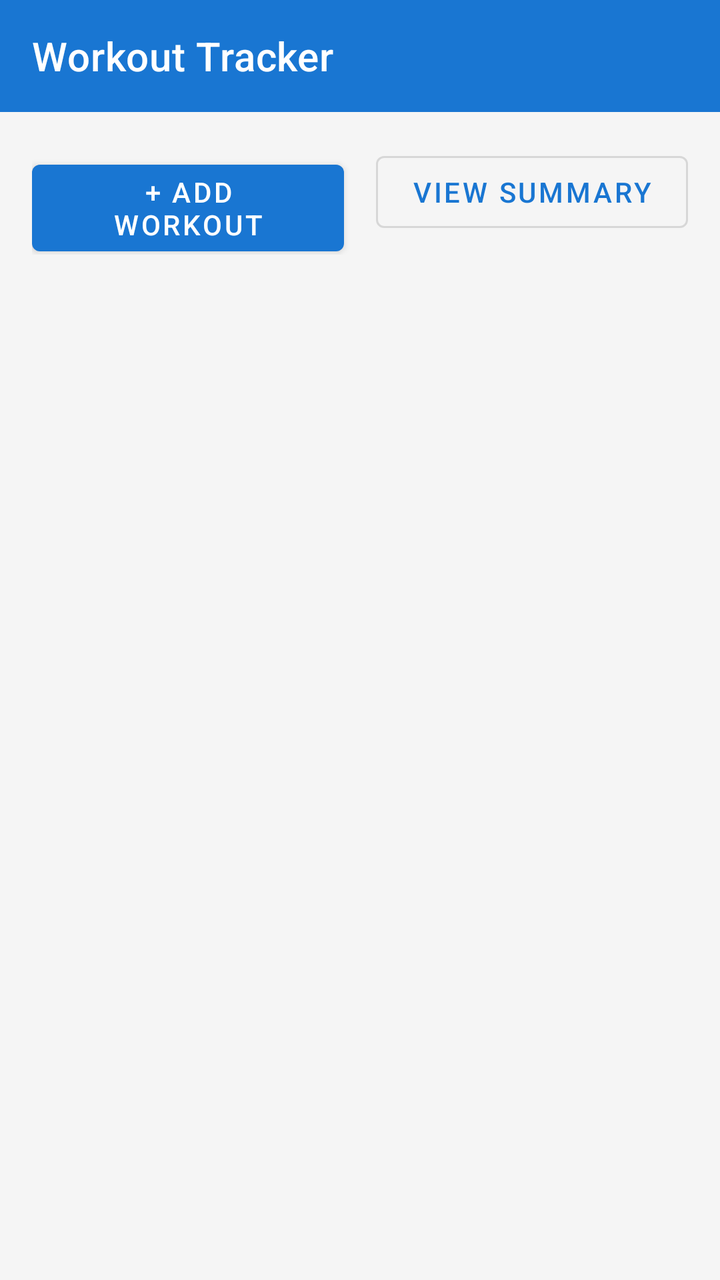
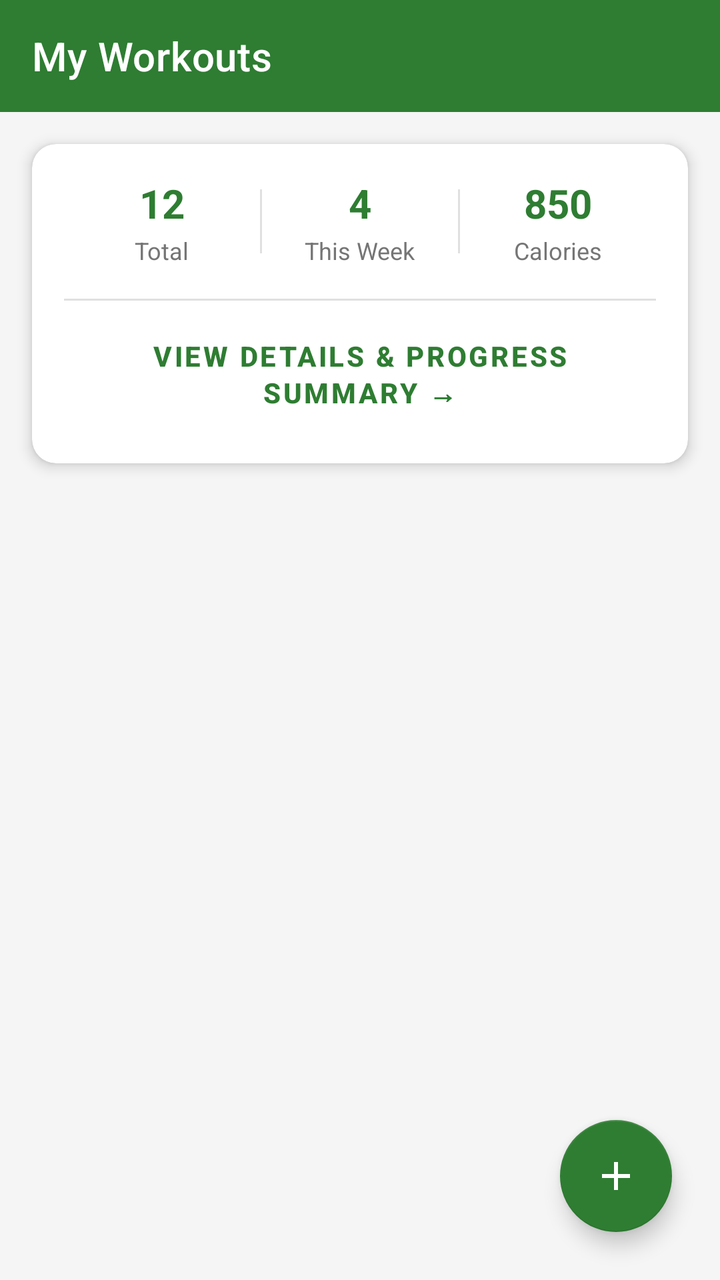

The first picture is an Android layout as it rendered before a commit; the second is the same layout after the commit. The layout source and the unified diff follow.
<!-- AndroidManifest.xml: application theme Theme.WorkoutTracker -->
<!-- res/layout/activity_main.xml -->
<?xml version="1.0" encoding="utf-8"?>
<androidx.drawerlayout.widget.DrawerLayout xmlns:android="http://schemas.android.com/apk/res/android"
    xmlns:app="http://schemas.android.com/apk/res-auto"
    xmlns:tools="http://schemas.android.com/tools"
    android:id="@+id/drawerLayout"
    android:layout_width="match_parent"
    android:layout_height="match_parent"
    tools:openDrawer="start">

    <androidx.constraintlayout.widget.ConstraintLayout
        android:layout_width="match_parent"
        android:layout_height="match_parent"
        android:background="#F5F5F5">

        <com.google.android.material.appbar.AppBarLayout
            android:id="@+id/appBarLayout"
            android:layout_width="match_parent"
            android:layout_height="wrap_content"
            app:layout_constraintTop_toTopOf="parent">

            <com.google.android.material.appbar.MaterialToolbar
                android:id="@+id/toolbar"
                android:layout_width="match_parent"
                android:layout_height="?attr/actionBarSize"
                android:background="?attr/colorPrimary"
                app:title="Workout Tracker"
                app:titleTextColor="@color/white" />

        </com.google.android.material.appbar.AppBarLayout>

        <LinearLayout
            android:id="@+id/buttonContainer"
            android:layout_width="match_parent"
            android:layout_height="wrap_content"
            android:orientation="horizontal"
            android:padding="16dp"
            app:layout_constraintTop_toBottomOf="@id/appBarLayout">

            <com.google.android.material.button.MaterialButton
                android:id="@+id/btnAddWorkout"
                android:layout_width="0dp"
                android:layout_height="wrap_content"
                android:layout_weight="1"
                android:layout_marginEnd="8dp"
                android:text="+ Add Workout" />

            <com.google.android.material.button.MaterialButton
                android:id="@+id/btnViewSummary"
                style="@style/Widget.MaterialComponents.Button.OutlinedButton"
                android:layout_width="0dp"
                android:layout_height="wrap_content"
                android:layout_weight="1"
                android:layout_marginStart="8dp"
                android:text="View Summary" />

        </LinearLayout>

        <androidx.recyclerview.widget.RecyclerView
            android:id="@+id/rvWorkouts"
            android:layout_width="match_parent"
            android:layout_height="0dp"
            app:layout_constraintTop_toBottomOf="@id/buttonContainer"
            app:layout_constraintBottom_toBottomOf="parent"
            tools:listitem="@layout/item_workout" />

        <ProgressBar
            android:id="@+id/progressBar"
            android:layout_width="wrap_content"
            android:layout_height="wrap_content"
            android:visibility="gone"
            style="?android:attr/progressBarStyle"
            app:layout_constraintTop_toTopOf="@id/rvWorkouts"
            app:layout_constraintBottom_toBottomOf="@id/rvWorkouts"
            app:layout_constraintStart_toStartOf="@id/rvWorkouts"
            app:layout_constraintEnd_toEndOf="@id/rvWorkouts" />

        <TextView
            android:id="@+id/tvEmptyState"
            android:layout_width="wrap_content"
            android:layout_height="wrap_content"
            android:text="No workouts added yet. Start your journey!"
            android:textSize="16sp"
            android:visibility="gone"
            app:layout_constraintTop_toBottomOf="@id/buttonContainer"
            app:layout_constraintBottom_toBottomOf="parent"
            app:layout_constraintStart_toStartOf="parent"
            app:layout_constraintEnd_toEndOf="parent" />

    </androidx.constraintlayout.widget.ConstraintLayout>

    <com.google.android.material.navigation.NavigationView
        android:id="@+id/navView"
        android:layout_width="wrap_content"
        android:layout_height="match_parent"
        android:layout_gravity="start"
        app:headerLayout="@layout/nav_header"
        app:menu="@menu/drawer_menu" />

</androidx.drawerlayout.widget.DrawerLayout>
<!-- res/layout/item_workout.xml (included above) -->
<?xml version="1.0" encoding="utf-8"?>
<com.google.android.material.card.MaterialCardView xmlns:android="http://schemas.android.com/apk/res/android"
    xmlns:app="http://schemas.android.com/apk/res-auto"
    android:layout_width="match_parent"
    android:layout_height="wrap_content"
    android:layout_marginHorizontal="16dp"
    android:layout_marginVertical="8dp"
    app:cardElevation="4dp"
    app:cardCornerRadius="8dp">

    <LinearLayout
        android:layout_width="match_parent"
        android:layout_height="wrap_content"
        android:orientation="vertical"
        android:padding="16dp">

        <LinearLayout
            android:layout_width="match_parent"
            android:layout_height="wrap_content"
            android:orientation="horizontal"
            android:gravity="center_vertical">

            <TextView
                android:id="@+id/tvWorkoutName"
                android:layout_width="0dp"
                android:layout_height="wrap_content"
                android:layout_weight="1"
                android:text="Bench Press"
                android:textSize="18sp"
                android:textStyle="bold"
                android:textColor="@color/black" />

            <TextView
                android:id="@+id/tvCategory"
                android:layout_width="wrap_content"
                android:layout_height="wrap_content"
                android:text="Chest"
                android:background="#E3F2FD"
                android:paddingHorizontal="8dp"
                android:paddingVertical="4dp"
                android:textColor="#1976D2"
                android:textSize="12sp" />
        </LinearLayout>

        <TextView
            android:id="@+id/tvWorkoutDetails"
            android:layout_width="wrap_content"
            android:layout_height="wrap_content"
            android:layout_marginTop="8dp"
            android:text="3 Sets x 12 Reps @ 60.0 kg"
            android:textSize="16sp" />

        <LinearLayout
            android:layout_width="match_parent"
            android:layout_height="wrap_content"
            android:orientation="horizontal"
            android:gravity="end"
            android:layout_marginTop="12dp">

            <com.google.android.material.button.MaterialButton
                android:id="@+id/btnEdit"
                style="@style/Widget.MaterialComponents.Button.TextButton"
                android:layout_width="wrap_content"
                android:layout_height="wrap_content"
                android:text="Edit" />

            <com.google.android.material.button.MaterialButton
                android:id="@+id/btnDelete"
                style="@style/Widget.MaterialComponents.Button.TextButton"
                android:layout_width="wrap_content"
                android:layout_height="wrap_content"
                android:text="Delete"
                android:textColor="@android:color/holo_red_dark" />

        </LinearLayout>

    </LinearLayout>

</com.google.android.material.card.MaterialCardView>
<!-- res/layout/nav_header.xml (included above) -->
<?xml version="1.0" encoding="utf-8"?>
<LinearLayout xmlns:android="http://schemas.android.com/apk/res/android"
    xmlns:app="http://schemas.android.com/apk/res-auto"
    android:layout_width="match_parent"
    android:layout_height="176dp"
    android:background="@color/blue_primary"
    android:gravity="bottom"
    android:orientation="vertical"
    android:padding="16dp"
    android:theme="@style/ThemeOverlay.AppCompat.Dark">

    <com.google.android.material.imageview.ShapeableImageView
        android:id="@+id/ivHeaderProfile"
        android:layout_width="64dp"
        android:layout_height="64dp"
        android:scaleType="centerCrop"
        app:shapeAppearanceOverlay="@style/CircleShape"
        app:strokeColor="@color/white"
        app:strokeWidth="2dp" />

    <TextView
        android:id="@+id/tvHeaderName"
        android:layout_width="match_parent"
        android:layout_height="wrap_content"
        android:layout_marginTop="8dp"
        android:text="User Name"
        android:textAppearance="@style/TextAppearance.AppCompat.Body1"
        android:textStyle="bold" />

    <TextView
        android:id="@+id/tvHeaderEmail"
        android:layout_width="match_parent"
        android:layout_height="wrap_content"
        android:text="user@example.com" />

</LinearLayout>
<!-- resources referenced by this layout -->
<resources>
  <color name="black">#FF000000</color>
  <color name="blue_primary">#1976D2</color>
  <color name="white">#FFFFFFFF</color>
  <style name="CircleShape" parent="">
          <item name="cornerSize">50%</item>
      </style>
  <style name="Theme.WorkoutTracker" parent="Base.Theme.WorkoutTracker" />
  <style name="Base.Theme.WorkoutTracker" parent="Theme.MaterialComponents.DayNight.NoActionBar">
          
          <item name="colorPrimary">@color/blue_primary</item>
          <item name="colorPrimaryVariant">@color/purple_700</item>
          <item name="colorOnPrimary">@color/white</item>
          
          <item name="colorSecondary">@color/teal_200</item>
          <item name="colorSecondaryVariant">@color/teal_700</item>
          <item name="colorOnSecondary">@color/black</item>
          
          <item name="android:statusBarColor">?attr/colorPrimaryVariant</item>
          
      </style>
  <color name="purple_700">#FF3700B3</color>
  <color name="teal_200">#FF03DAC5</color>
  <color name="teal_700">#FF018786</color>
</resources>

<!-- the commit's change to res/layout/activity_main.xml (unified diff, before → after) -->
@@ -7,11 +7,13 @@
     android:layout_height="match_parent"
     tools:openDrawer="start">
 
+    
     <androidx.constraintlayout.widget.ConstraintLayout
         android:layout_width="match_parent"
         android:layout_height="match_parent"
-        android:background="#F5F5F5">
-
+        android:background="@color/colorBackground">
+
+        
         <com.google.android.material.appbar.AppBarLayout
             android:id="@+id/appBarLayout"
             android:layout_width="match_parent"
@@ -22,79 +24,214 @@
                 android:id="@+id/toolbar"
                 android:layout_width="match_parent"
                 android:layout_height="?attr/actionBarSize"
-                android:background="?attr/colorPrimary"
-                app:title="Workout Tracker"
-                app:titleTextColor="@color/white" />
+                android:background="@color/colorPrimary"
+                app:title="My Workouts"
+                app:titleTextColor="@color/white"
+                app:navigationIconTint="@color/white" />
 
         </com.google.android.material.appbar.AppBarLayout>
 
-        <LinearLayout
-            android:id="@+id/buttonContainer"
+        
+        <com.google.android.material.card.MaterialCardView
+            android:id="@+id/summaryCard"
             android:layout_width="match_parent"
             android:layout_height="wrap_content"
-            android:orientation="horizontal"
-            android:padding="16dp"
+            android:layout_margin="16dp"
+            app:cardCornerRadius="12dp"
+            app:cardElevation="4dp"
+            app:cardBackgroundColor="@color/colorSurface"
             app:layout_constraintTop_toBottomOf="@id/appBarLayout">
 
-            <com.google.android.material.button.MaterialButton
-                android:id="@+id/btnAddWorkout"
-                android:layout_width="0dp"
+            <LinearLayout
+                android:layout_width="match_parent"
                 android:layout_height="wrap_content"
-                android:layout_weight="1"
-                android:layout_marginEnd="8dp"
-                android:text="+ Add Workout" />
-
-            <com.google.android.material.button.MaterialButton
-                android:id="@+id/btnViewSummary"
-                style="@style/Widget.MaterialComponents.Button.OutlinedButton"
-                android:layout_width="0dp"
-                android:layout_height="wrap_content"
-                android:layout_weight="1"
-                android:layout_marginStart="8dp"
-                android:text="View Summary" />
-
-        </LinearLayout>
-
+                android:orientation="vertical"
+                android:padding="16dp">
+
+                
+                <LinearLayout
+                    android:layout_width="match_parent"
+                    android:layout_height="wrap_content"
+                    android:orientation="horizontal"
+                    android:gravity="center_vertical"
+                    android:weightSum="3">
+
+                    
+                    <LinearLayout
+                        android:layout_width="0dp"
+                        android:layout_height="wrap_content"
+                        android:layout_weight="1"
+                        android:orientation="vertical"
+                        android:gravity="center">
+
+                        <TextView
+                            android:layout_width="wrap_content"
+                            android:layout_height="wrap_content"
+                            android:text="12"
+                            android:textSize="20sp"
+                            android:textStyle="bold"
+                            android:textColor="@color/colorPrimary" />
+
+                        <TextView
+                            android:layout_width="wrap_content"
+                            android:layout_height="wrap_content"
+                            android:layout_marginTop="2dp"
+                            android:text="Total"
+                            android:textSize="12sp"
+                            android:textColor="@color/colorTextSecondary" />
+                    </LinearLayout>
+
+                    
+                    <View
+                        android:layout_width="1dp"
+                        android:layout_height="32dp"
+                        android:background="@color/colorDivider" />
+
+                    
+                    <LinearLayout
+                        android:layout_width="0dp"
+                        android:layout_height="wrap_content"
+                        android:layout_weight="1"
+                        android:orientation="vertical"
+                        android:gravity="center">
+
+                        <TextView
+                            android:layout_width="wrap_content"
+                            android:layout_height="wrap_content"
+                            android:text="4"
+                            android:textSize="20sp"
+                            android:textStyle="bold"
+                            android:textColor="@color/colorPrimary" />
+
+                        <TextView
+                            android:layout_width="wrap_content"
+                            android:layout_height="wrap_content"
+                            android:layout_marginTop="2dp"
+                            android:text="This Week"
+                            android:textSize="12sp"
+                            android:textColor="@color/colorTextSecondary" />
+                    </LinearLayout>
+
+                    
+                    <View
+                        android:layout_width="1dp"
+                        android:layout_height="32dp"
+                        android:background="@color/colorDivider" />
+
+                    
+                    <LinearLayout
+                        android:layout_width="0dp"
+                        android:layout_height="wrap_content"
+                        android:layout_weight="1"
+                        android:orientation="vertical"
+                        android:gravity="center">
+
+                        <TextView
+                            android:layout_width="wrap_content"
+                            android:layout_height="wrap_content"
+                            android:text="850"
+                            android:textSize="20sp"
+                            android:textStyle="bold"
+                            android:textColor="@color/colorPrimary" />
+
+                        <TextView
+                            android:layout_width="wrap_content"
+                            android:layout_height="wrap_content"
+                            android:layout_marginTop="2dp"
+                            android:text="Calories"
+                            android:textSize="12sp"
+                            android:textColor="@color/colorTextSecondary" />
+                    </LinearLayout>
+
+                </LinearLayout>
+
+                
+                <View
+                    android:layout_width="match_parent"
+                    android:layout_height="1dp"
+                    android:background="@color/colorDivider"
+                    android:layout_marginTop="16dp"
+                    android:layout_marginBottom="8dp" />
+
+                
+                <com.google.android.material.button.MaterialButton
+                    android:id="@+id/btnViewSummary"
+                    style="@style/Widget.MaterialComponents.Button.TextButton"
+                    android:layout_width="match_parent"
+                    android:layout_height="wrap_content"
+                    android:text="View Details &amp; Progress Summary →"
+                    android:textColor="@color/colorPrimary"
+                    android:textSize="14sp"
+                    android:textStyle="bold"
+                    app:rippleColor="@color/colorHighlight" />
+
+            </LinearLayout>
+
+        </com.google.android.material.card.MaterialCardView>
+
+        
         <androidx.recyclerview.widget.RecyclerView
             android:id="@+id/rvWorkouts"
             android:layout_width="match_parent"
             android:layout_height="0dp"
-            app:layout_constraintTop_toBottomOf="@id/buttonContainer"
+            android:layout_marginTop="4dp"
+            app:layout_constraintTop_toBottomOf="@id/summaryCard"
             app:layout_constraintBottom_toBottomOf="parent"
             tools:listitem="@layout/item_workout" />
 
+        
         <ProgressBar
             android:id="@+id/progressBar"
             android:layout_width="wrap_content"
             android:layout_height="wrap_content"
             android:visibility="gone"
             style="?android:attr/progressBarStyle"
+            android:indeterminateTint="@color/colorPrimary"
             app:layout_constraintTop_toTopOf="@id/rvWorkouts"
             app:layout_constraintBottom_toBottomOf="@id/rvWorkouts"
-            app:layout_constraintStart_toStartOf="@id/rvWorkouts"
-            app:layout_constraintEnd_toEndOf="@id/rvWorkouts" />
-
+            app:layout_constraintStart_toStartOf="parent"
+            app:layout_constraintEnd_toEndOf="parent" />
+
+        
         <TextView
             android:id="@+id/tvEmptyState"
             android:layout_width="wrap_content"
             android:layout_height="wrap_content"
             android:text="No workouts added yet. Start your journey!"
             android:textSize="16sp"
+            android:textColor="@color/colorTextSecondary"
+            android:textStyle="italic"
             android:visibility="gone"
-            app:layout_constraintTop_toBottomOf="@id/buttonContainer"
-            app:layout_constraintBottom_toBottomOf="parent"
+            app:layout_constraintTop_toTopOf="@id/rvWorkouts"
+            app:layout_constraintBottom_toBottomOf="@id/rvWorkouts"
             app:layout_constraintStart_toStartOf="parent"
             app:layout_constraintEnd_toEndOf="parent" />
 
+        
+        <com.google.android.material.floatingactionbutton.FloatingActionButton
+            android:id="@+id/btnAddWorkout"
+            android:layout_width="wrap_content"
+            android:layout_height="wrap_content"
+            android:layout_margin="24dp"
+            app:backgroundTint="@color/colorPrimary"
+            app:tint="@color/white"
+            app:srcCompat="@drawable/ic_add"
+            app:layout_constraintBottom_toBottomOf="parent"
+            app:layout_constraintEnd_toEndOf="parent"
+            android:contentDescription="Add Workout" />
+
     </androidx.constraintlayout.widget.ConstraintLayout>
 
+    
     <com.google.android.material.navigation.NavigationView
         android:id="@+id/navView"
         android:layout_width="wrap_content"
         android:layout_height="match_parent"
         android:layout_gravity="start"
         app:headerLayout="@layout/nav_header"
-        app:menu="@menu/drawer_menu" />
+        app:menu="@menu/drawer_menu"
+        app:itemIconTint="@color/colorPrimary"
+        app:itemTextColor="@color/colorTextPrimary" />
 
 </androidx.drawerlayout.widget.DrawerLayout>
 <!-- res/layout/item_workout.xml (included above) -->
@@ -105,72 +242,115 @@
     android:layout_height="wrap_content"
     android:layout_marginHorizontal="16dp"
     android:layout_marginVertical="8dp"
+    app:cardCornerRadius="12dp"
     app:cardElevation="4dp"
-    app:cardCornerRadius="8dp">
+    app:cardBackgroundColor="@color/colorSurface">
 
     <LinearLayout
         android:layout_width="match_parent"
         android:layout_height="wrap_content"
-        android:orientation="vertical"
-        android:padding="16dp">
-
+        android:orientation="horizontal"
+        android:padding="16dp"
+        android:gravity="center_vertical">
+
+        
         <LinearLayout
-            android:layout_width="match_parent"
-            android:layout_height="wrap_content"
-            android:orientation="horizontal"
-            android:gravity="center_vertical">
-
+            android:layout_width="0dp"
+            android:layout_height="wrap_content"
+            android:layout_weight="1"
+            android:orientation="vertical">
+
+            
+            <LinearLayout
+                android:layout_width="wrap_content"
+                android:layout_height="wrap_content"
+                android:layout_marginBottom="8dp">
+
+                <TextView
+                    android:id="@+id/tvCategory"
+                    android:layout_width="wrap_content"
+                    android:layout_height="wrap_content"
+                    android:text="Chest"
+                    android:background="@color/colorHighlight"
+                    android:textColor="@color/colorPrimary"
+                    android:textSize="12sp"
+                    android:textStyle="bold"
+                    android:paddingHorizontal="8dp"
+                    android:paddingVertical="4dp" />
+            </LinearLayout>
+
+            
             <TextView
                 android:id="@+id/tvWorkoutName"
-                android:layout_width="0dp"
+                android:layout_width="match_parent"
                 android:layout_height="wrap_content"
-                android:layout_weight="1"
                 android:text="Bench Press"
                 android:textSize="18sp"
                 android:textStyle="bold"
-                android:textColor="@color/black" />
-
+                android:textColor="@color/colorTextPrimary"
+                android:layout_marginBottom="4dp" />
+
+            
             <TextView
-                android:id="@+id/tvCategory"
-                android:layout_width="wrap_content"
+                android:id="@+id/tvWorkoutDetails"
+                android:layout_width="match_parent"
                 android:layout_height="wrap_content"
-                android:text="Chest"
-                android:background="#E3F2FD"
-                android:paddingHorizontal="8dp"
-                android:paddingVertical="4dp"
-                android:textColor="#1976D2"
-                android:textSize="12sp" />
+                android:text="3 sets × 10 reps @ 60 kg"
+                android:textColor="@color/colorTextSecondary"
+                android:textSize="14sp" />
+
         </LinearLayout>
 
-        <TextView
-            android:id="@+id/tvWorkoutDetails"
+        
+        <LinearLayout
             android:layout_width="wrap_content"
             android:layout_height="wrap_content"
-            android:layout_marginTop="8dp"
-            android:text="3 Sets x 12 Reps @ 60.0 kg"
-            android:textSize="16sp" />
-
-        <LinearLayout
-            android:layout_width="match_parent"
-            android:layout_height="wrap_content"
             android:orientation="horizontal"
-            android:gravity="end"
-            android:layout_marginTop="12dp">
-
+            android:gravity="center"
+            android:layout_marginStart="16dp">
+
+            
             <com.google.android.material.button.MaterialButton
                 android:id="@+id/btnEdit"
-                style="@style/Widget.MaterialComponents.Button.TextButton"
-                android:layout_width="wrap_content"
-                android:layout_height="wrap_content"
-                android:text="Edit" />
-
+                style="@style/Widget.MaterialComponents.Button.Icon"
+                android:layout_width="36dp"
+                android:layout_height="36dp"
+                android:padding="0dp"
+                app:icon="@drawable/ic_edit"
+                app:iconSize="20dp"
+                app:iconGravity="textStart"
+                app:iconPadding="0dp"
+                app:iconTint="@color/colorPrimary"
+                app:backgroundTint="#E8F5E9"
+                app:cornerRadius="18dp"
+                app:rippleColor="@color/colorHighlight"
+                android:layout_marginEnd="8dp"
+                android:insetTop="0dp"
+                android:insetBottom="0dp"
+                android:insetLeft="0dp"
+                android:insetRight="0dp"
+                android:contentDescription="Edit" />
+
+            
             <com.google.android.material.button.MaterialButton
                 android:id="@+id/btnDelete"
-                style="@style/Widget.MaterialComponents.Button.TextButton"
-                android:layout_width="wrap_content"
-                android:layout_height="wrap_content"
-                android:text="Delete"
-                android:textColor="@android:color/holo_red_dark" />
+                style="@style/Widget.MaterialComponents.Button.Icon"
+                android:layout_width="36dp"
+                android:layout_height="36dp"
+                android:padding="0dp"
+                app:icon="@drawable/ic_delete"
+                app:iconSize="20dp"
+                app:iconGravity="textStart"
+                app:iconPadding="0dp"
+                app:iconTint="@color/colorError"
+                app:backgroundTint="#FFEBEE"
+                app:cornerRadius="18dp"
+                app:rippleColor="#FFCDD2"
+                android:insetTop="0dp"
+                android:insetBottom="0dp"
+                android:insetLeft="0dp"
+                android:insetRight="0dp"
+                android:contentDescription="Delete" />
 
         </LinearLayout>
 
@@ -182,35 +362,41 @@
 <LinearLayout xmlns:android="http://schemas.android.com/apk/res/android"
     xmlns:app="http://schemas.android.com/apk/res-auto"
     android:layout_width="match_parent"
-    android:layout_height="176dp"
-    android:background="@color/blue_primary"
+    android:layout_height="200dp"
+    android:background="@drawable/bg_green_gradient"
     android:gravity="bottom"
     android:orientation="vertical"
-    android:padding="16dp"
+    android:padding="20dp"
     android:theme="@style/ThemeOverlay.AppCompat.Dark">
 
     <com.google.android.material.imageview.ShapeableImageView
         android:id="@+id/ivHeaderProfile"
-        android:layout_width="64dp"
-        android:layout_height="64dp"
+        android:layout_width="72dp"
+        android:layout_height="72dp"
         android:scaleType="centerCrop"
+        android:src="@android:drawable/ic_menu_camera"
         app:shapeAppearanceOverlay="@style/CircleShape"
         app:strokeColor="@color/white"
-        app:strokeWidth="2dp" />
+        app:strokeWidth="2.5dp" />
 
     <TextView
         android:id="@+id/tvHeaderName"
         android:layout_width="match_parent"
         android:layout_height="wrap_content"
-        android:layout_marginTop="8dp"
+        android:layout_marginTop="12dp"
         android:text="User Name"
-        android:textAppearance="@style/TextAppearance.AppCompat.Body1"
-        android:textStyle="bold" />
+        android:textSize="18sp"
+        android:textStyle="bold"
+        android:textColor="@color/white" />
 
     <TextView
         android:id="@+id/tvHeaderEmail"
         android:layout_width="match_parent"
         android:layout_height="wrap_content"
-        android:text="user@example.com" />
+        android:layout_marginTop="2dp"
+        android:text="user@example.com"
+        android:textSize="13sp"
+        android:textColor="@color/white"
+        android:alpha="0.8" />
 
 </LinearLayout>
<!-- resource entries referenced after the edit -->
@@ -1,27 +1,73 @@
 <!-- resources referenced by this layout -->
 <resources>
-  <color name="black">#FF000000</color>
-  <color name="blue_primary">#1976D2</color>
-  <color name="white">#FFFFFFFF</color>
+  <color name="colorBackground">#F5F5F5</color>
+  <color name="colorDivider">#E0E0E0</color>
+  <color name="colorError">#E53935</color>
+  <color name="colorHighlight">#A5D6A7</color>
+  <color name="colorPrimary">#2E7D32</color>
+  <color name="colorSurface">#FFFFFF</color>
+  <color name="colorTextPrimary">#1A1A1A</color>
+  <color name="colorTextSecondary">#757575</color>
+  <color name="white">#FFFFFF</color>
+  <!-- drawable bg_green_gradient (drawable) -->
+  <?xml version="1.0" encoding="utf-8"?>
+  <shape xmlns:android="http://schemas.android.com/apk/res/android"
+      android:shape="rectangle">
+      <gradient
+          android:type="linear"
+          android:angle="270"
+          android:startColor="#2E7D32"
+          android:endColor="#43A047"/>
+  </shape>
+  <!-- drawable ic_add (drawable) -->
+  <vector xmlns:android="http://schemas.android.com/apk/res/android"
+      android:width="24dp"
+      android:height="24dp"
+      android:viewportWidth="24"
+      android:viewportHeight="24">
+    <path
+        android:fillColor="#FFFFFFFF"
+        android:pathData="M19,13h-6v6h-2v-6H5v-2h6V5h2v6h6v2z"/>
+  </vector>
+  <!-- drawable ic_delete (drawable) -->
+  <vector xmlns:android="http://schemas.android.com/apk/res/android"
+      android:width="24dp"
+      android:height="24dp"
+      android:viewportWidth="24"
+      android:viewportHeight="24">
+    <path
+        android:fillColor="#E53935"
+        android:pathData="M6,19c0,1.1 0.9,2 2,2h8c1.1,0 2-0.9 2-2V7H6v12z M19,4h-3.5l-1-1h-5l-1,1H5v2h14V4z"/>
+  </vector>
+  <!-- drawable ic_edit (drawable) -->
+  <vector xmlns:android="http://schemas.android.com/apk/res/android"
+      android:width="24dp"
+      android:height="24dp"
+      android:viewportWidth="24"
+      android:viewportHeight="24">
+    <path
+        android:fillColor="#2E7D32"
+        android:pathData="M3,17.25V21h3.75L17.81,9.94l-3.75-3.75L3,17.25z M20.71,7.04c0.39-0.39,0.39-1.02,0-1.41l-2.34-2.34c-0.39-0.39-1.02-0.39-1.41,0l-1.83,1.83 3.75,3.75 1.83-1.83z"/>
+  </vector>
   <style name="CircleShape" parent="">
           <item name="cornerSize">50%</item>
       </style>
   <style name="Theme.WorkoutTracker" parent="Base.Theme.WorkoutTracker" />
-  <style name="Base.Theme.WorkoutTracker" parent="Theme.MaterialComponents.DayNight.NoActionBar">
+  <style name="Base.Theme.WorkoutTracker" parent="Theme.MaterialComponents.Light.NoActionBar">
           
-          <item name="colorPrimary">@color/blue_primary</item>
-          <item name="colorPrimaryVariant">@color/purple_700</item>
+          <item name="colorPrimary">@color/colorPrimary</item>
+          <item name="colorPrimaryVariant">@color/colorPrimaryDark</item>
           <item name="colorOnPrimary">@color/white</item>
           
-          <item name="colorSecondary">@color/teal_200</item>
-          <item name="colorSecondaryVariant">@color/teal_700</item>
-          <item name="colorOnSecondary">@color/black</item>
+          <item name="colorSecondary">@color/colorAccent</item>
+          <item name="colorSecondaryVariant">@color/colorPrimaryDark</item>
+          <item name="colorOnSecondary">@color/white</item>
           
           <item name="android:statusBarColor">?attr/colorPrimaryVariant</item>
           
+          <item name="android:windowBackground">@color/colorBackground</item>
       </style>
-  <color name="purple_700">#FF3700B3</color>
-  <color name="teal_200">#FF03DAC5</color>
-  <color name="teal_700">#FF018786</color>
+  <color name="colorPrimaryDark">#1B5E20</color>
+  <color name="colorAccent">#66BB6A</color>
 </resources>
 
